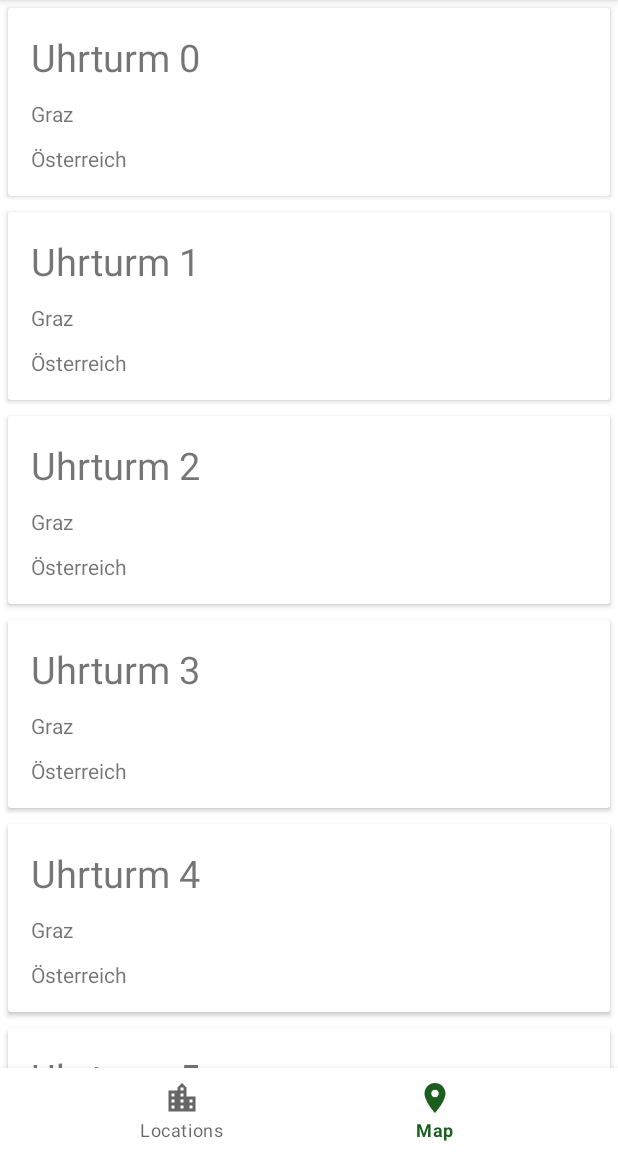
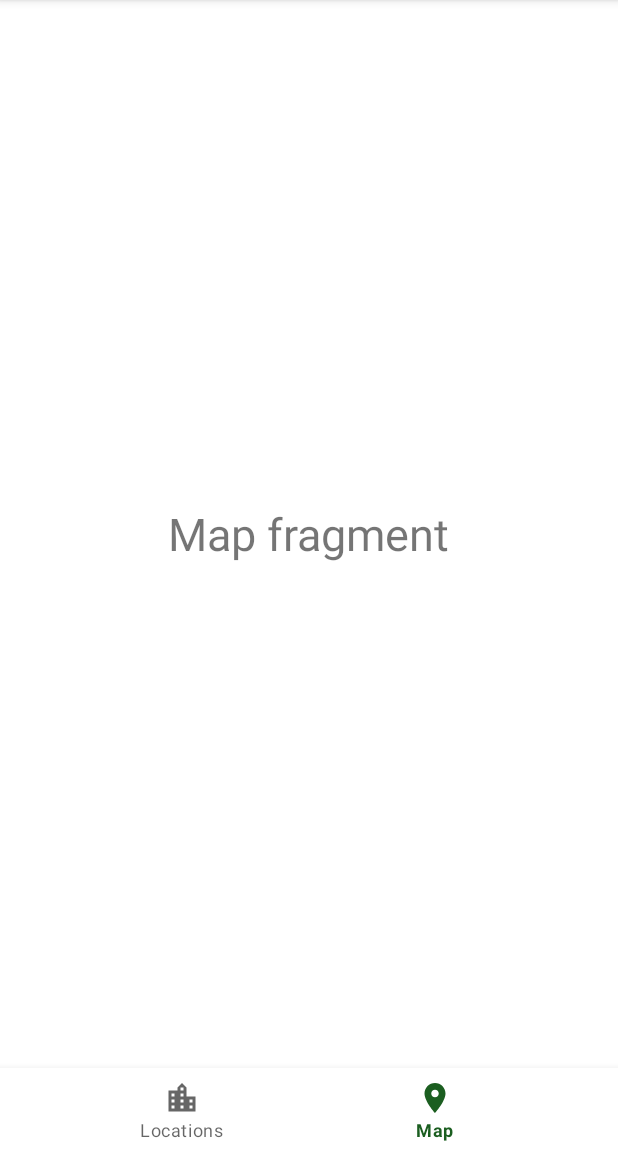
Before and after one commit to sadoMasupilami/eatitall, an Android app: the screen it shows after launch (MainActivity), item 2 of the bottom bar chosen, on a phone screen of 412 x 824 dp, the part 84-1236 px from its top. Run offline under Robolectric (Android 15) with nearby library versions, the phone set to English and light mode, and no system bars.

Commit message:
fragments + fragmenttransactions

```diff
--- a/app/src/main/java/at/fhjoanneum/airkoality/ui/MainActivity.java
+++ b/app/src/main/java/at/fhjoanneum/airkoality/ui/MainActivity.java
@@ -6,6 +6,9 @@ import android.widget.Toast;
 
 import androidx.annotation.Nullable;
 import androidx.appcompat.app.AppCompatActivity;
+import androidx.fragment.app.Fragment;
+import androidx.fragment.app.FragmentManager;
+import androidx.fragment.app.FragmentTransaction;
 import androidx.recyclerview.widget.LinearLayoutManager;
 import androidx.recyclerview.widget.RecyclerView;
 
@@ -13,12 +16,22 @@ import com.google.android.material.bottomnavigation.BottomNavigationView;
 
 import java.util.ArrayList;
 import java.util.List;
+import java.util.Map;
 
 import at.fhjoanneum.airkoality.R;
 import at.fhjoanneum.airkoality.model.Location;
 import at.fhjoanneum.airkoality.ui.adapter.LocationListAdapter;
+import at.fhjoanneum.airkoality.ui.fragment.LocationListFragment;
+import at.fhjoanneum.airkoality.ui.fragment.MapFragment;
 
-public class MainActivity extends AppCompatActivity implements LocationListAdapter.LocationItemClickListener {
+public class MainActivity extends AppCompatActivity {
+
+    Fragment mapFragment;
+    Fragment locationListFragment;
+
+    private static final String FRAGMENT_LOCATIONS = "FragmentLocations";
+    private static final String FRAGMENT_MAP = "FragmentMap";
+
 
     @Override
     protected void onCreate(@Nullable Bundle savedInstanceState) {
@@ -27,25 +40,51 @@ public class MainActivity extends AppCompatActivity implements LocationListAdapt
         setContentView(R.layout.activity_main);
 
         BottomNavigationView bottomNavigationView = findViewById(R.id.bnvMain);
+        bottomNavigationView.setOnNavigationItemSelectedListener((menuItem) -> {
+            switch (menuItem.getItemId()) {
+                case R.id.action_locations:
+                    switchToFragment(FRAGMENT_LOCATIONS);
+                    break;
+                case R.id.action_map:
+                    switchToFragment(FRAGMENT_MAP);
+                    break;
+                default:
+                    break;
+            }
+            return true;
+        });
 
-        RecyclerView rvLocations = findViewById(R.id.rvLocations);
-        rvLocations.setLayoutManager(new LinearLayoutManager(this));
+        locationListFragment = new LocationListFragment();
+        mapFragment = new MapFragment();
 
-        List<Location> locations = new ArrayList<>();
+        FragmentManager fm = getSupportFragmentManager();
+        FragmentTransaction transaction = fm.beginTransaction();
+        transaction.add(R.id.flFragmentContainer, locationListFragment);
+        transaction.add(R.id.flFragmentContainer, mapFragment);
+        transaction.hide(locationListFragment);
+        transaction.hide(mapFragment);
+        transaction.commit();
+        switchToFragment(FRAGMENT_LOCATIONS);
 
-        for(int i =0; i< 100; i++) {
-            locations.add(new Location("Uhrturm " + i, "Graz", "Österreich"));
+    }
+
+    private void switchToFragment(String fragmentName) {
+        FragmentTransaction transaction = getSupportFragmentManager().beginTransaction();
+
+        switch (fragmentName) {
+            case FRAGMENT_LOCATIONS:
+                transaction.hide(mapFragment);
+                transaction.show(locationListFragment);
+                break;
+            case FRAGMENT_MAP:
+                transaction.hide(locationListFragment);
+                transaction.show(mapFragment);
+                break;
+            default:
+                break;
         }
 
-        LocationListAdapter locationListAdapter = new LocationListAdapter(locations, this);
-        rvLocations.setAdapter(locationListAdapter);
-        bottomNavigationView.setOnNavigationItemSelectedListener((menuItem) -> {
-            return true;
-        });
+        transaction.commit();
     }
 
-    @Override
-    public void onLocationItemClicked(Location location) {
-        Toast.makeText(this, location.getLocation(), Toast.LENGTH_SHORT).show();
-    }
 }
--- /dev/null
+++ b/app/src/main/java/at/fhjoanneum/airkoality/ui/fragment/LocationListFragment.java
@@ -0,0 +1,67 @@
+package at.fhjoanneum.airkoality.ui.fragment;
+
+import android.os.Bundle;
+import android.util.Log;
+import android.view.LayoutInflater;
+import android.view.View;
+import android.view.ViewGroup;
+import android.widget.Toast;
+
+import androidx.annotation.NonNull;
+import androidx.annotation.Nullable;
+import androidx.fragment.app.Fragment;
+import androidx.recyclerview.widget.LinearLayoutManager;
+import androidx.recyclerview.widget.RecyclerView;
+
+import java.util.ArrayList;
+import java.util.List;
+
+import at.fhjoanneum.airkoality.R;
+import at.fhjoanneum.airkoality.model.Location;
+import at.fhjoanneum.airkoality.ui.adapter.LocationListAdapter;
+
+public class LocationListFragment extends Fragment implements LocationListAdapter.LocationItemClickListener {
+
+    @Nullable
+    @Override
+    public View onCreateView(@NonNull LayoutInflater inflater, @Nullable ViewGroup container, @Nullable Bundle savedInstanceState) {
+        View view = inflater.inflate(R.layout.fragment_location_list, container, false);
+
+        RecyclerView rvLocations = view.findViewById(R.id.rvLocations);
+        rvLocations.setLayoutManager(new LinearLayoutManager(getContext()));
+
+        List<Location> locations = new ArrayList<>();
+
+        for (int i = 0; i < 100; i++) {
+            locations.add(new Location("Uhrturm " + i, "Graz", "Österreich"));
+        }
+
+        LocationListAdapter locationListAdapter = new LocationListAdapter(locations, this);
+        rvLocations.setAdapter(locationListAdapter);
+        return view;
+    }
+
+    @Override
+    public void onLocationItemClicked(Location location) {
+        Toast.makeText(getContext(), location.getLocation(), Toast.LENGTH_SHORT).show();
+    }
+
+    @Override
+    public void onPause() {
+        super.onPause();
+        Log.i("LIFECYCLE", "onPause location");
+    }
+
+    @Override
+    public void onStop() {
+        super.onStop();
+        Log.i("LIFECYCLE", "onStop location");
+    }
+
+    @Override
+    public void onDestroy() {
+        super.onDestroy();
+        Log.i("LIFECYCLE", "onDestroy location");
+
+    }
+}
--- /dev/null
+++ b/app/src/main/java/at/fhjoanneum/airkoality/ui/fragment/MapFragment.java
@@ -0,0 +1,44 @@
+package at.fhjoanneum.airkoality.ui.fragment;
+
+import android.os.Bundle;
+import android.util.Log;
+import android.view.LayoutInflater;
+import android.view.View;
+import android.view.ViewGroup;
+import android.widget.LinearLayout;
+
+import androidx.annotation.NonNull;
+import androidx.annotation.Nullable;
+import androidx.fragment.app.Fragment;
+
+import at.fhjoanneum.airkoality.R;
+
+public class MapFragment extends Fragment {
+
+    @Nullable
+    @Override
+    public View onCreateView(@NonNull LayoutInflater inflater, @Nullable ViewGroup container, @Nullable Bundle savedInstanceState) {
+        View view = inflater.inflate(R.layout.fragment_map, container, false);
+        System.out.println("Test");
+
+        return view;
+    }
+
+    @Override
+    public void onPause() {
+        super.onPause();
+        Log.i("LIFECYCLE", "onPause map");
+    }
+
+    @Override
+    public void onStop() {
+        super.onStop();
+        Log.i("LIFECYCLE", "onStop map");
+    }
+
+    @Override
+    public void onDestroy() {
+        super.onDestroy();
+        Log.i("LIFECYCLE", "onDestroy map");
+    }
+}
--- a/app/src/main/res/layout/activity_main.xml
+++ b/app/src/main/res/layout/activity_main.xml
@@ -1,18 +1,19 @@
 <?xml version="1.0" encoding="utf-8"?>
 <RelativeLayout xmlns:android="http://schemas.android.com/apk/res/android"
     xmlns:app="http://schemas.android.com/apk/res-auto"
+    xmlns:tools="http://schemas.android.com/tools"
     android:layout_width="match_parent"
-    android:layout_height="match_parent"
-    xmlns:tools="http://schemas.android.com/tools">
+    android:layout_height="match_parent">
 
-    <androidx.recyclerview.widget.RecyclerView
-        android:id="@+id/rvLocations"
+
+    <FrameLayout
+        android:id="@+id/flFragmentContainer"
         android:layout_width="match_parent"
         android:layout_height="match_parent"
-        android:layout_above="@id/bnvMain"
-        tools:listitem="@layout/location_list_item">
+        android:layout_above="@id/bnvMain">
 
-    </androidx.recyclerview.widget.RecyclerView>
+    </FrameLayout>
+
 
     <com.google.android.material.bottomnavigation.BottomNavigationView
         android:id="@+id/bnvMain"
--- /dev/null
+++ b/app/src/main/res/layout/fragment_location_list.xml
@@ -0,0 +1,14 @@
+<?xml version="1.0" encoding="utf-8"?>
+<LinearLayout xmlns:android="http://schemas.android.com/apk/res/android"
+    xmlns:tools="http://schemas.android.com/tools"
+    android:layout_width="match_parent"
+    android:layout_height="match_parent"
+    android:orientation="vertical">
+
+    <androidx.recyclerview.widget.RecyclerView
+        android:id="@+id/rvLocations"
+        android:layout_width="match_parent"
+        android:layout_height="match_parent"
+        tools:listitem="@layout/location_list_item" />
+
+</LinearLayout>
--- /dev/null
+++ b/app/src/main/res/layout/fragment_map.xml
@@ -0,0 +1,14 @@
+<?xml version="1.0" encoding="utf-8"?>
+<LinearLayout xmlns:android="http://schemas.android.com/apk/res/android"
+    android:layout_width="match_parent"
+    android:layout_height="match_parent"
+    android:gravity="center"
+    android:orientation="vertical">
+
+    <TextView
+        android:layout_width="wrap_content"
+        android:layout_height="wrap_content"
+        android:text="Map fragment"
+        android:textSize="30dp"></TextView>
+
+</LinearLayout>
--- a/app/src/main/res/menu/main_menu.xml
+++ b/app/src/main/res/menu/main_menu.xml
@@ -2,10 +2,12 @@
 <menu xmlns:android="http://schemas.android.com/apk/res/android">
 
     <item
+        android:id="@+id/action_locations"
         android:icon="@drawable/ic_location_city_black_24dp"
         android:title="Locations"></item>
 
     <item
+        android:id="@+id/action_map"
         android:icon="@drawable/ic_location_on_black_24dp"
         android:title="Map"></item>
 
```
